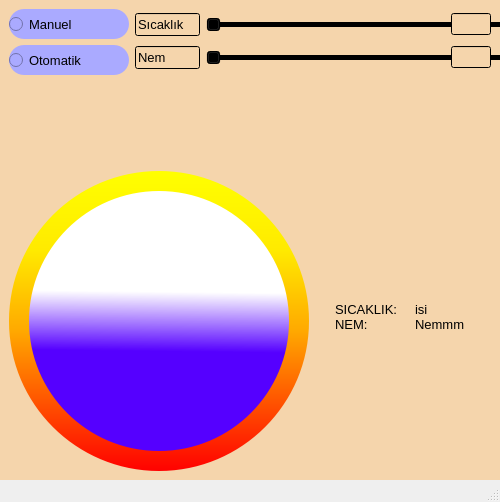
This is havadurumu.ui in hiilall/Hava-Durumu-G-sterge as Qt 5 draws it before an edit. The edited form follows.
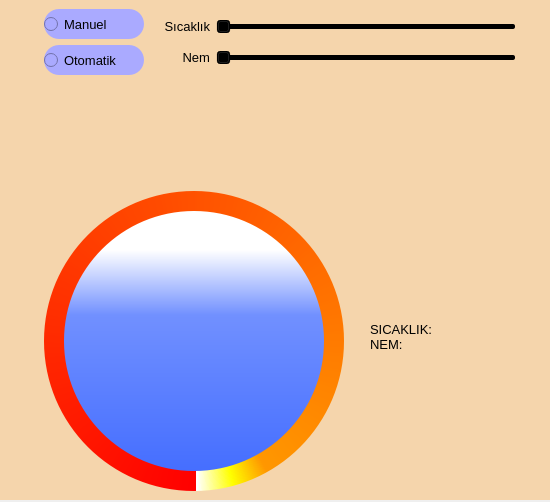
This is the edited form.

```diff
--- a/havadurumu.ui
+++ b/havadurumu.ui
@@ -6,7 +6,7 @@
    <rect>
     <x>0</x>
     <y>0</y>
-    <width>500</width>
+    <width>550</width>
     <height>502</height>
    </rect>
   </property>
@@ -18,7 +18,7 @@
   </property>
   <property name="maximumSize">
    <size>
-    <width>500</width>
+    <width>550</width>
     <height>502</height>
    </size>
   </property>
@@ -32,10 +32,16 @@
      <verstretch>0</verstretch>
     </sizepolicy>
    </property>
+   <property name="minimumSize">
+    <size>
+     <width>560</width>
+     <height>500</height>
+    </size>
+   </property>
    <property name="maximumSize">
     <size>
-     <width>500</width>
-     <height>16777215</height>
+     <width>560</width>
+     <height>500</height>
     </size>
    </property>
    <property name="styleSheet">
@@ -45,7 +51,7 @@
    <layout class="QGridLayout" name="gridLayout_5">
     <item row="0" column="0">
      <layout class="QGridLayout" name="gridLayout_2">
-      <item row="2" column="0">
+      <item row="3" column="0">
        <layout class="QGridLayout" name="gridLayout_10">
         <item row="0" column="0">
          <widget class="QFrame" name="frameSicaklik">
@@ -62,9 +68,10 @@
            </size>
           </property>
           <property name="styleSheet">
-           <string notr="true">border-radius:150px;
-background-color: qlineargradient(spread:pad, x1:1, y1:1, x2:1, y2:0, stop:0 rgba(255, 0, 0, 255), stop:0.472637 rgba(255, 170, 0, 255), stop:0.736318 rgba(255, 234, 0, 255), stop:1 rgba(255, 255, 0, 255));
-
+           <string notr="true">QFrame{
+	border-radius:150px;
+	background-color: qconicalgradient(cx:0.51, cy:0.511364, angle:270.2, stop:0 rgba(255, 255, 255, 255), stop:0.04 rgba(255, 255, 0, 255), stop:0.08 rgba(255, 151, 0, 255), stop:1 rgba(255, 0, 0, 255));
+}
 </string>
           </property>
           <property name="frameShape">
@@ -96,10 +103,8 @@
            </property>
            <property name="styleSheet">
             <string notr="true">QFrame{
-background-color: qlineargradient(spread:pad, x1:0.99, y1:1, x2:1, y2:0.193, stop:0.00995025 rgba(85, 0, 255, 255), stop:0.467662 rgba(85, 0, 255, 255), stop:0.751244 rgba(255, 255, 255, 255));
-	
 	border-radius:130px;
-	
+	background-color: qlineargradient(spread:pad, x1:0.5, y1:0, x2:0.5, y2:0.999818, stop:0.15 rgba(255, 255, 255, 255), stop:0.4 rgba(113, 144, 255, 255), stop:1 rgba(69, 110, 255, 255));
 	
 }
 </string>
@@ -118,12 +123,12 @@
           <property name="styleSheet">
            <string notr="true"/>
           </property>
-          <widget class="QLabel" name="label_9">
+          <widget class="QLabel" name="labelDeger">
            <property name="geometry">
             <rect>
              <x>20</x>
              <y>120</y>
-             <width>81</width>
+             <width>151</width>
              <height>51</height>
             </rect>
            </property>
@@ -137,25 +142,6 @@
 NEM:</string>
            </property>
           </widget>
-          <widget class="QLabel" name="labelDeger">
-           <property name="geometry">
-            <rect>
-             <x>100</x>
-             <y>120</y>
-             <width>81</width>
-             <height>51</height>
-            </rect>
-           </property>
-           <property name="font">
-            <font>
-             <pointsize>10</pointsize>
-            </font>
-           </property>
-           <property name="text">
-            <string>isi 
-Nemmm</string>
-           </property>
-          </widget>
          </widget>
         </item>
        </layout>
@@ -168,13 +154,13 @@
            <widget class="QRadioButton" name="radioButtonManuel">
             <property name="minimumSize">
              <size>
-              <width>120</width>
+              <width>100</width>
               <height>30</height>
              </size>
             </property>
             <property name="maximumSize">
              <size>
-              <width>120</width>
+              <width>100</width>
               <height>30</height>
              </size>
             </property>
@@ -196,13 +182,13 @@
            <widget class="QRadioButton" name="radioButtonOtomatik">
             <property name="minimumSize">
              <size>
-              <width>120</width>
+              <width>100</width>
               <height>30</height>
              </size>
             </property>
             <property name="maximumSize">
              <size>
-              <width>120</width>
+              <width>100</width>
               <height>30</height>
              </size>
             </property>
@@ -224,45 +210,17 @@
         </item>
         <item row="0" column="1">
          <layout class="QGridLayout" name="gridLayout_4">
-          <item row="0" column="0">
-           <widget class="QLineEdit" name="lineEdit_7">
-            <property name="minimumSize">
-             <size>
-              <width>65</width>
-              <height>0</height>
-             </size>
-            </property>
-            <property name="maximumSize">
-             <size>
-              <width>65</width>
-              <height>16777215</height>
-             </size>
-            </property>
-            <property name="font">
-             <font>
-              <pointsize>10</pointsize>
-             </font>
-            </property>
-            <property name="styleSheet">
-             <string notr="true">background-color: qlineargradient(spread:pad, x1:1, y1:0, x2:1, y2:0, stop:0 rgba(0, 0, 0, 0), stop:1 rgba(255, 255, 255, 255));
-border-color: qlineargradient(spread:pad, x1:1, y1:0, x2:1, y2:0, stop:0 rgba(0, 0, 0, 0), stop:1 rgba(255, 255, 255, 255));</string>
-            </property>
-            <property name="text">
-             <string>Sıcaklık</string>
-            </property>
-           </widget>
-          </item>
           <item row="1" column="0">
-           <widget class="QLineEdit" name="lineEdit_2">
+           <widget class="QLabel" name="label_2">
             <property name="minimumSize">
              <size>
-              <width>65</width>
+              <width>60</width>
               <height>0</height>
              </size>
             </property>
             <property name="maximumSize">
              <size>
-              <width>65</width>
+              <width>60</width>
               <height>16777215</height>
              </size>
             </property>
@@ -271,31 +229,44 @@
               <pointsize>10</pointsize>
              </font>
             </property>
-            <property name="styleSheet">
-             <string notr="true">background-color: qlineargradient(spread:pad, x1:1, y1:0, x2:1, y2:0, stop:0 rgba(0, 0, 0, 0), stop:1 rgba(255, 255, 255, 255));
-border-color: qlineargradient(spread:pad, x1:1, y1:0, x2:1, y2:0, stop:0 rgba(0, 0, 0, 0), stop:1 rgba(255, 255, 255, 255));</string>
-            </property>
             <property name="text">
              <string>Nem</string>
             </property>
+            <property name="alignment">
+             <set>Qt::AlignRight|Qt::AlignTrailing|Qt::AlignVCenter</set>
+            </property>
            </widget>
           </item>
-          <item row="0" column="1">
-           <widget class="QSlider" name="horizontalSliderSicaklik">
+          <item row="0" column="0">
+           <widget class="QLabel" name="label">
             <property name="minimumSize">
              <size>
-              <width>300</width>
+              <width>60</width>
               <height>0</height>
              </size>
             </property>
             <property name="maximumSize">
              <size>
-              <width>300</width>
+              <width>60</width>
               <height>16777215</height>
              </size>
             </property>
-            <property name="orientation">
-             <enum>Qt::Horizontal</enum>
+            <property name="sizeIncrement">
+             <size>
+              <width>60</width>
+              <height>0</height>
+             </size>
+            </property>
+            <property name="font">
+             <font>
+              <pointsize>10</pointsize>
+             </font>
+            </property>
+            <property name="text">
+             <string>Sıcaklık</string>
+            </property>
+            <property name="alignment">
+             <set>Qt::AlignRight|Qt::AlignTrailing|Qt::AlignVCenter</set>
             </property>
            </widget>
           </item>
@@ -318,35 +289,22 @@
             </property>
            </widget>
           </item>
-          <item row="1" column="2">
-           <widget class="QLineEdit" name="lineEditNem">
+          <item row="0" column="1">
+           <widget class="QSlider" name="horizontalSliderSicaklik">
             <property name="minimumSize">
              <size>
-              <width>40</width>
+              <width>300</width>
               <height>0</height>
              </size>
             </property>
             <property name="maximumSize">
              <size>
-              <width>40</width>
+              <width>300</width>
               <height>16777215</height>
              </size>
             </property>
-           </widget>
-          </item>
-          <item row="0" column="2">
-           <widget class="QLineEdit" name="lineEditSicaklik">
-            <property name="minimumSize">
-             <size>
-              <width>40</width>
-              <height>0</height>
-             </size>
-            </property>
-            <property name="maximumSize">
-             <size>
-              <width>40</width>
-              <height>16777215</height>
-             </size>
+            <property name="orientation">
+             <enum>Qt::Horizontal</enum>
             </property>
            </widget>
           </item>
@@ -371,17 +329,6 @@
     </item>
    </layout>
   </widget>
-  <widget class="QMenuBar" name="menubar">
-   <property name="geometry">
-    <rect>
-     <x>0</x>
-     <y>0</y>
-     <width>500</width>
-     <height>26</height>
-    </rect>
-   </property>
-  </widget>
-  <widget class="QStatusBar" name="statusbar"/>
  </widget>
  <resources/>
  <connections/>
```
Left out of the diff: 26 changed lines with no effect on the pictures.
